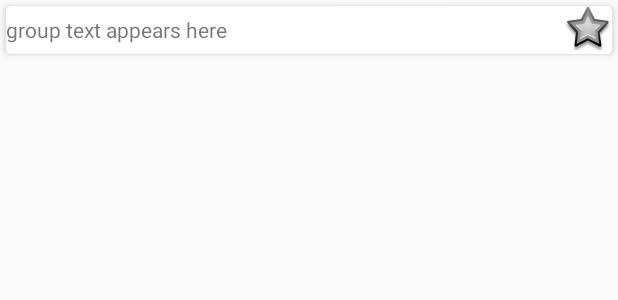
After one commit to ForsakenHeroStudios/LCNow, an Android app: the layout group_item_row.xml on its own in the app's theme, with its tools: preview values and no code run, on a phone screen of 412 x 824 dp. The commit adds this screen. Shown: the top 300 px of the screen. Run offline under Robolectric (Android 15) with nearby library versions, the phone set to English and light mode, and no system bars.

Commit message:
Add card/recycler view layout for groups, subscribe to group by clicking star icon, which indicates which groups one is subbed to. Need to re-implement selecting a group takes the user to all events in that group.

```diff
--- a/app/src/main/java/com/example/stephen/todaylc/EventAdapter.java
+++ b/app/src/main/java/com/example/stephen/todaylc/EventAdapter.java
@@ -28,7 +28,7 @@ public class EventAdapter extends RecyclerView.Adapter<EventHolder> {
     @NonNull
     @Override
     public EventHolder onCreateViewHolder(@NonNull ViewGroup parent, int viewType) {
-        View view = LayoutInflater.from(context).inflate(R.layout.item_row,parent,false);
+        View view = LayoutInflater.from(context).inflate(R.layout.event_item_row,parent,false);
         return new EventHolder(view);
     }
 
--- /dev/null
+++ b/app/src/main/res/layout/group_item_row.xml
@@ -0,0 +1,43 @@
+<?xml version="1.0" encoding="utf-8"?>
+<LinearLayout xmlns:android="http://schemas.android.com/apk/res/android"
+    xmlns:app="http://schemas.android.com/apk/res-auto"
+    android:orientation="vertical" android:layout_width="match_parent"
+    android:layout_height="wrap_content">
+
+    <android.support.v7.widget.CardView
+        android:layout_width="match_parent"
+        android:layout_height="wrap_content"
+        android:layout_margin="4dp"
+        app:cardCornerRadius="3dp"
+        app:cardElevation="3dp">
+
+        <TableLayout
+            android:layout_width="match_parent"
+            android:layout_height="wrap_content"
+            android:stretchColumns="1">
+
+            <TableRow
+                android:layout_width="match_parent"
+                android:layout_height="match_parent" >
+
+                <TextView
+                    android:id="@+id/groupTextView"
+                    android:layout_width="wrap_content"
+                    android:layout_height="wrap_content"
+                    android:layout_gravity="center_vertical"
+                    android:text="group text appears here" />
+
+                <ImageView
+                    android:id="@+id/groupSubStar"
+                    android:layout_width="wrap_content"
+                    android:layout_height="wrap_content"
+                    android:layout_gravity="end"
+                    android:onClick="changeSubState"
+                    android:tag="off"
+                    app:srcCompat="@android:drawable/star_big_off" />
+            </TableRow>
+        </TableLayout>
+
+
+    </android.support.v7.widget.CardView>
+</LinearLayout>
```
Also changed, not shown: app/src/main/java/com/example/stephen/todaylc/Group.java (added, +35 -0 lines), app/src/main/java/com/example/stephen/todaylc/GroupAdapter.java (added, +38 -0 lines), app/src/main/java/com/example/stephen/todaylc/GroupHolder.java (added, +26 -0 lines), app/src/main/java/com/example/stephen/todaylc/MainActivity.java (+80 -30 lines), app/src/main/res/layout/activity_main.xml (+11 -4 lines), app/src/main/res/layout/event_item_row.xml (renamed from app/src/main/res/layout/item_row.xml).
